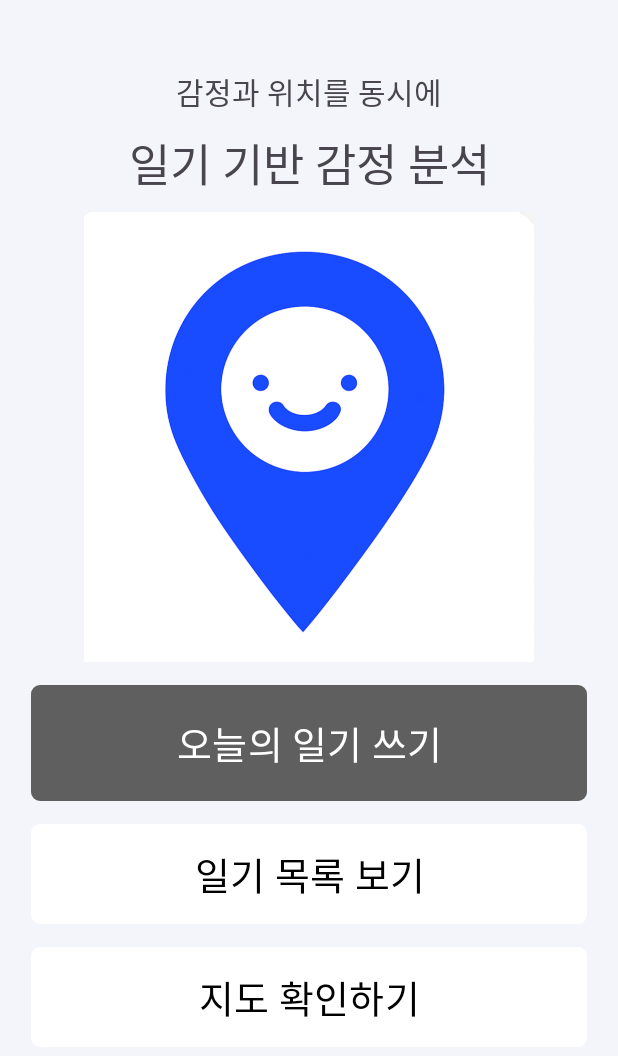
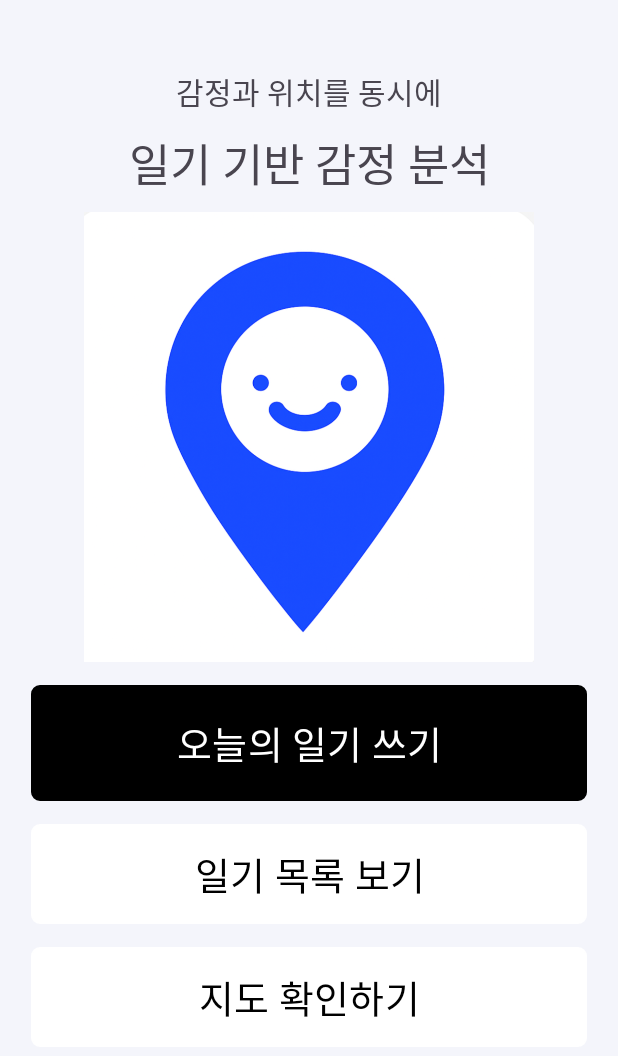
Before and after one commit to krgdy/TermProject, an Android app: the screen it shows after launch (MainActivity), on a phone screen of 412 x 824 dp. Shown: the top 1056 px of the screen. Run offline under Robolectric (Android 15) with nearby library versions, the phone set to English and light mode, and no system bars.

Commit message:
style: UI 변경

```diff
--- a/app/src/main/res/layout/activity_main.xml
+++ b/app/src/main/res/layout/activity_main.xml
@@ -69,7 +69,7 @@
         android:layout_marginBottom="15dp"
         android:paddingTop="15dp"
         android:paddingBottom="15dp"
-        app:backgroundTint="#5F5F5F"
+        app:backgroundTint="#000000"
         android:background="@drawable/black_square_button"
         app:layout_constraintEnd_toEndOf="parent"
         app:layout_constraintStart_toStartOf="parent"
```
